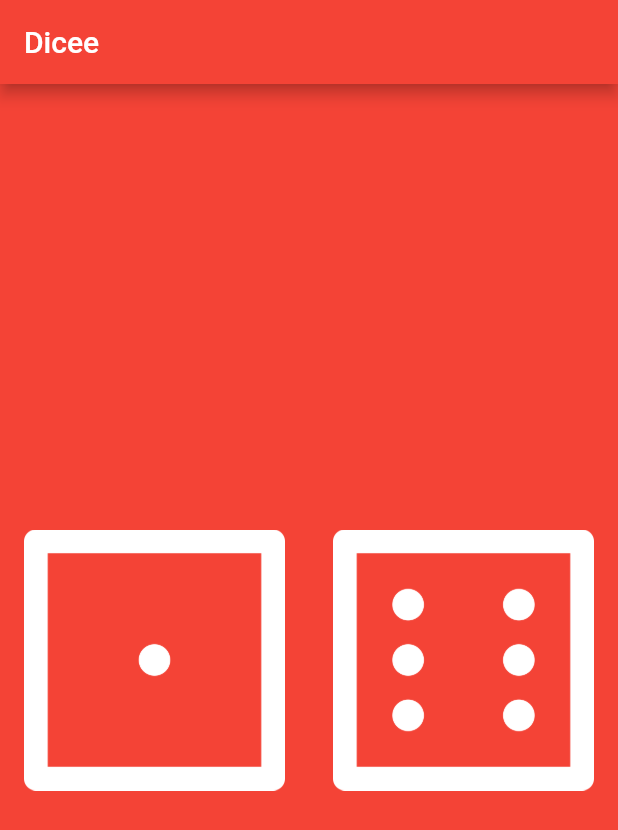
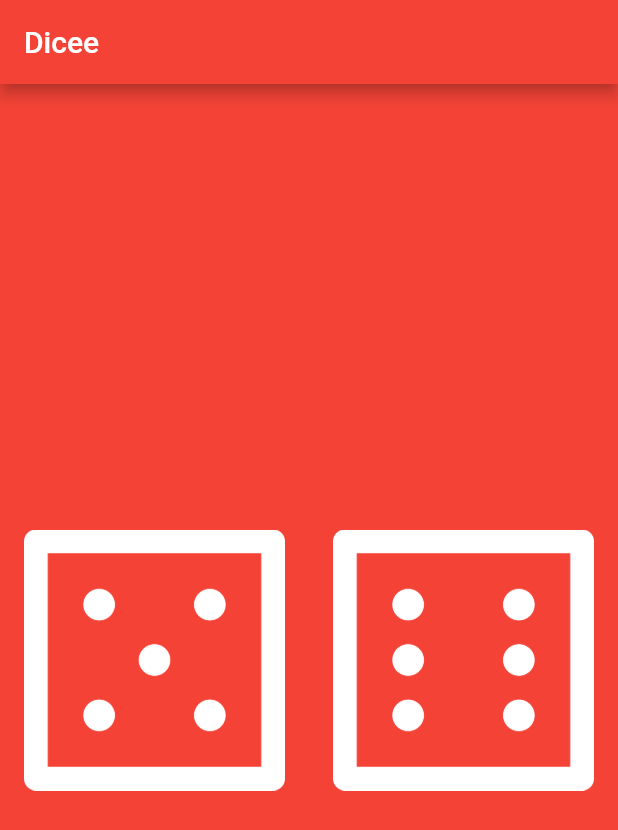
Before and after one commit to kreativecoder/dicee, a Flutter app: the screen it shows after launch, on a phone screen of 412 x 824 dp. Shown: the top 830 px of the screen. Run offline on Flutter 3.47's test engine with Material 2 defaults, Android fonts, the phone set to English and light mode, and no system bars.

```diff
--- a/lib/main.dart
+++ b/lib/main.dart
@@ -18,6 +18,8 @@ void main() {
 class DicePage extends StatelessWidget {
   @override
   Widget build(BuildContext context) {
+    var leftDiceNumber = 5;
+
     return Center(
       child: Row(
         children: <Widget>[
@@ -26,7 +28,7 @@ class DicePage extends StatelessWidget {
               onPressed: () {
                 print('Left pressed!');
               },
-              child: Image.asset('images/dice1.png'),
+              child: Image.asset('images/dice$leftDiceNumber.png'),
             ),
           ),
           Expanded(
```
Also changed, not shown: 1 other file.
